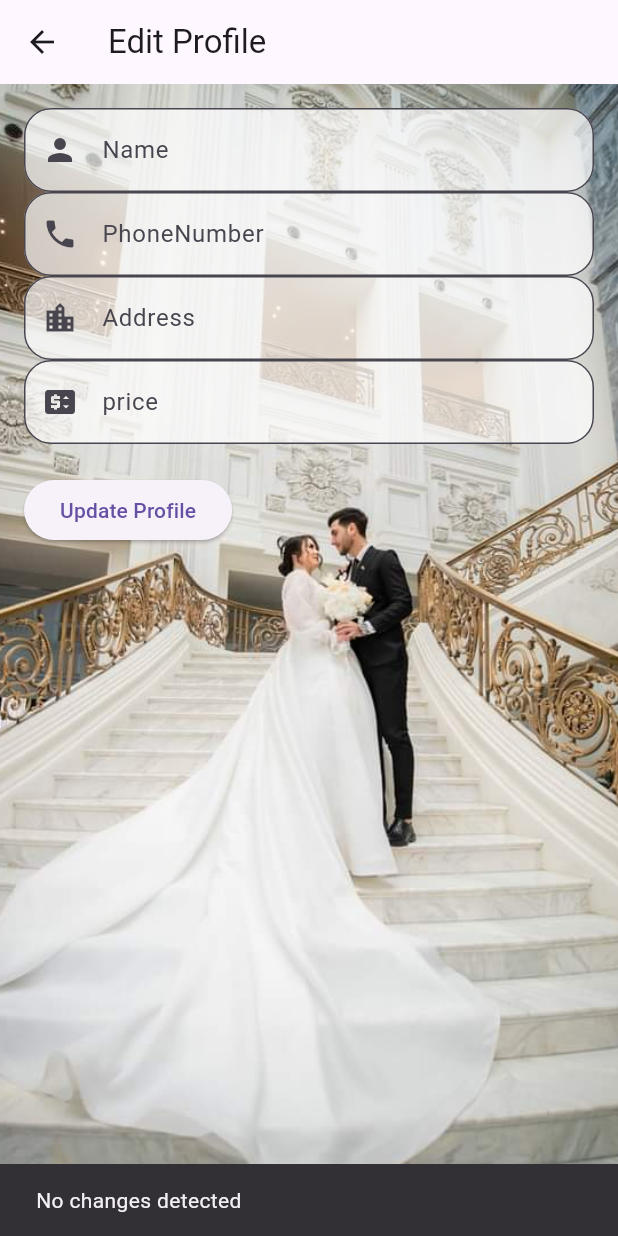
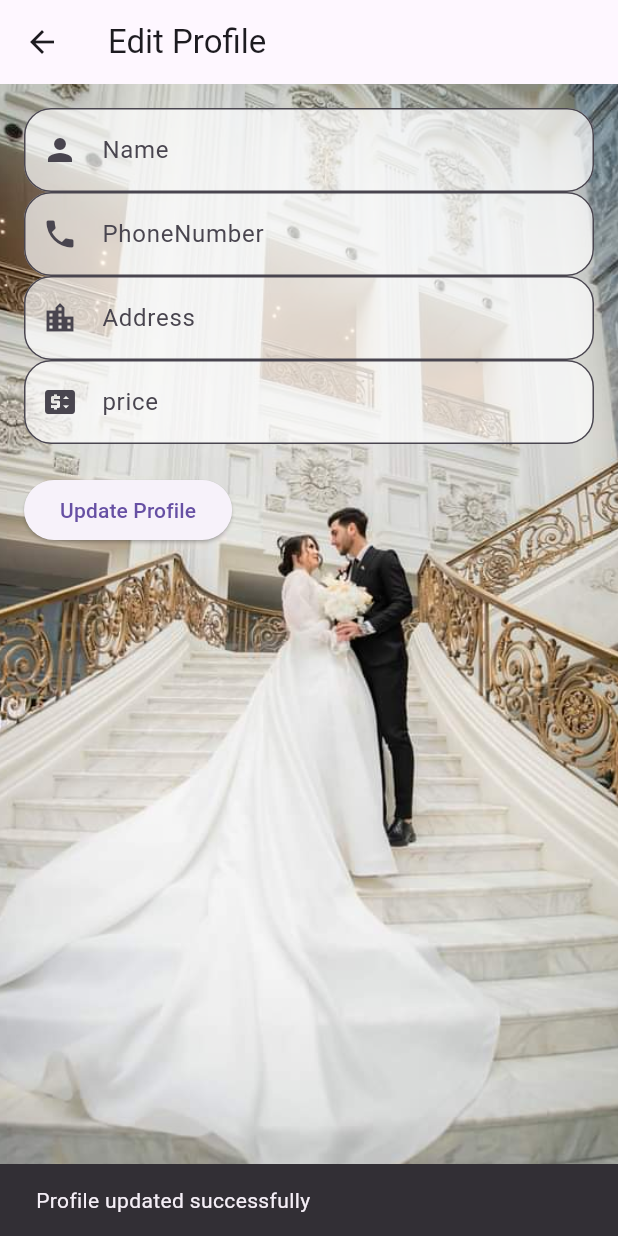
Before and after one commit to A7medabdelaty/Wedding-App, a Flutter app: the EditProfilePage screen opened directly with empty values, after a tap on "Update Profile", on a phone screen of 412 x 824 dp. Run offline on Flutter 3.47's test engine with Material 3 defaults, Android fonts, the phone set to English and light mode, and no system bars; our stand-ins replace awesome_dialog, cached_network_image, chewie, cloud_firestore, equatable, firebase_auth and 9 more; missing offline and left inert: firebase_app_check; accounts and stored records are empty.

Commit message:
fix update profile

```diff
--- a/lib/core/common/custom_text_feild.dart
+++ b/lib/core/common/custom_text_feild.dart
@@ -1,62 +1,63 @@
 import 'package:flutter/material.dart';
-class CustomTextFeild extends StatefulWidget {
-  const CustomTextFeild({super.key, required this.hint, required this.secure, required this.icon, required this.type, this.validator});
+
+class CustomTextField extends StatefulWidget {
+  CustomTextField({
+    super.key,
+    required this.hint,
+    required this.secure,
+    required this.icon,
+    required this.type,
+    this.validator,
+    this.controller,
+  });
+
   final String hint;
   final bool secure;
   final Icon icon;
   final TextInputType type;
   final String? Function(String?)? validator;
-
-
+  TextEditingController? controller;
 
   @override
-  State<CustomTextFeild> createState() => _CustomTextFeildState();
+  State<CustomTextField> createState() => _CustomTextFieldState();
 }
 
-class _CustomTextFeildState extends State<CustomTextFeild> {
-  late TextEditingController _controller;
+class _CustomTextFieldState extends State<CustomTextField> {
   late FocusNode _focusNode;
   bool _isEmpty = true;
-
 
   @override
   void initState() {
     // TODO: implement initState
     super.initState();
-    _controller = TextEditingController();
     _focusNode = FocusNode();
   }
+
   @override
   void dispose() {
     // TODO: implement dispose
-    _controller.dispose();
     _focusNode.dispose();
     super.dispose();
   }
+
   @override
   Widget build(BuildContext context) {
-
-    return  TextFormField(
-      controller: _controller,
+    return TextFormField(
+      controller: widget.controller,
       focusNode: _focusNode,
       decoration: InputDecoration(
-        errorStyle: const TextStyle(
-          color: Colors.white,
-          fontWeight: FontWeight.w500
-        ),
+          errorStyle:
+              const TextStyle(color: Colors.white, fontWeight: FontWeight.w500),
           hintText: widget.hint,
           border: OutlineInputBorder(
             borderRadius: BorderRadius.circular(18),
-
             borderSide: BorderSide(
               color: _isEmpty ? Colors.white : Colors.transparent,
             ),
-
           ),
           fillColor: Colors.white70,
           filled: true,
-        prefixIcon: widget.icon
-      ),
+          prefixIcon: widget.icon),
       keyboardType: widget.type,
       obscureText: widget.secure,
       validator: widget.validator,
--- a/lib/features/auth/presentation/login/presentation/views/forget_password_page.dart
+++ b/lib/features/auth/presentation/login/presentation/views/forget_password_page.dart
@@ -97,7 +97,7 @@ class _ForgetFormState extends State<ForgetForm> {
                 const SizedBox(height: 16,),
                  Padding(
                   padding: const EdgeInsets.symmetric(horizontal: 8.0),
-                  child: CustomTextFeild(hint: "enter Email", secure: false, icon: const Icon(Icons.email),
+                  child: CustomTextField(hint: "enter Email", secure: false, icon: const Icon(Icons.email),
                     type: TextInputType.emailAddress,
                     validator: (value){
                     if(value==null ||value.isEmpty){
--- a/lib/features/auth/presentation/login/presentation/views/widgets/form_input_login.dart
+++ b/lib/features/auth/presentation/login/presentation/views/widgets/form_input_login.dart
@@ -35,7 +35,7 @@ class _FormInputState extends State<FormInput> {
       child: Column(
         crossAxisAlignment: CrossAxisAlignment.stretch,
         children: [
-          CustomTextFeild(
+          CustomTextField(
             hint: "Email",
             secure: false,
             icon: const Icon(Icons.person),
@@ -54,7 +54,7 @@ class _FormInputState extends State<FormInput> {
             },
           ),
           const SizedBox(height: 10),
-          CustomTextFeild(
+          CustomTextField(
             hint: "Password",
             secure: true,
             icon: const Icon(Icons.password),
--- a/lib/features/home/manager/DataFetchCubit.dart
+++ b/lib/features/home/manager/DataFetchCubit.dart
@@ -1,4 +1,5 @@
 import 'package:cloud_firestore/cloud_firestore.dart';
+import 'package:flutter/material.dart';
 import 'package:flutter_bloc/flutter_bloc.dart';
 
 import '../../auth/data/profile.dart';
@@ -23,6 +24,40 @@ class DataFetchingCubit extends Cubit<Profile?> {
     }
   }
 
+  Future<void> updateProfile(Profile profile, String name, String phone,
+      String address, String price, BuildContext context) async {
+    try {
+      profile.name = name;
+      profile.phoneNumber = phone;
+      profile.address = address;
+      profile.price = price;
+
+      await FirebaseFirestore.instance
+          .collection('photographers')
+          .doc(profile.profileId)
+          .update(profile.toMap())
+          .then(
+        (value) {
+          fetchDataPhotographer(profile.profileId.toString());
+          ScaffoldMessenger.of(context).showSnackBar(
+            const SnackBar(
+              content: Text('Profile updated successfully'),
+              duration: Duration(seconds: 2),
+            ),
+          );
+        },
+      );
+    } catch (error) {
+      print(error);
+      ScaffoldMessenger.of(context).showSnackBar(
+        const SnackBar(
+          content: Text('Failed to update profile'),
+          duration: Duration(seconds: 2),
+        ),
+      );
+    }
+  }
+
   void fetchDataUser(String userId) async {
     try {
       DocumentSnapshot docSnapshot = await FirebaseFirestore.instance
--- a/lib/features/home/presentation/views/provider_home/edit_page.dart
+++ b/lib/features/home/presentation/views/provider_home/edit_page.dart
@@ -1,27 +1,26 @@
 import 'package:flutter/material.dart';
-import 'package:cloud_firestore/cloud_firestore.dart';
 import 'package:wedding/core/common/custom_text_feild.dart';
 import 'package:wedding/features/auth/data/profile.dart';
+import 'package:wedding/features/home/manager/DataFetchCubit.dart';
 
 class EditProfilePage extends StatefulWidget {
   final Profile profile;
+  final DataFetchingCubit cubit;
 
-  const EditProfilePage({Key? key, required this.profile}) : super(key: key);
+  const EditProfilePage(
+      {super.key, required this.profile, required this.cubit});
 
   @override
   _EditProfilePageState createState() => _EditProfilePageState();
 }
 
 class _EditProfilePageState extends State<EditProfilePage> {
-  TextEditingController _nameController = TextEditingController();
-  TextEditingController _phoneNumberController = TextEditingController();
-  TextEditingController _address = TextEditingController();
-  TextEditingController _price = TextEditingController();
+  final TextEditingController _nameController = TextEditingController();
+  final TextEditingController _phoneNumberController = TextEditingController();
+  final TextEditingController _address = TextEditingController();
+  final TextEditingController _price = TextEditingController();
 
-  String name = "",
-      phone = "",
-      address = "",
-      price = "";
+  String name = "", phone = "", address = "", price = "";
 
   @override
   void initState() {
@@ -43,7 +42,9 @@ class _EditProfilePageState extends State<EditProfilePage> {
         child: Column(
           crossAxisAlignment: CrossAxisAlignment.start,
           children: [
-            CustomTextFeild(hint: "Name",
+            CustomTextField(
+              controller: _nameController,
+              hint: "Name",
               secure: false,
               icon: const Icon(Icons.person),
               type: TextInputType.name,
@@ -53,7 +54,9 @@ class _EditProfilePageState extends State<EditProfilePage> {
               },
             ),
             const SizedBox(),
-            CustomTextFeild(hint: "PhoneNumber",
+            CustomTextField(
+              controller: _phoneNumberController,
+              hint: "PhoneNumber",
               secure: false,
               icon: const Icon(Icons.phone),
               type: TextInputType.phone,
@@ -63,7 +66,8 @@ class _EditProfilePageState extends State<EditProfilePage> {
               },
             ),
             const SizedBox(),
-            CustomTextFeild(
+            CustomTextField(
+              controller: _address,
               hint: "Address",
               secure: false,
               icon: const Icon(Icons.location_city),
@@ -74,7 +78,8 @@ class _EditProfilePageState extends State<EditProfilePage> {
               },
             ),
             const SizedBox(),
-            CustomTextFeild(
+            CustomTextField(
+              controller: _price,
               hint: "price",
               secure: false,
               icon: const Icon(Icons.price_change),
@@ -87,7 +92,14 @@ class _EditProfilePageState extends State<EditProfilePage> {
             const SizedBox(height: 20),
             ElevatedButton(
               onPressed: () {
-                _updateProfile();
+                widget.cubit.updateProfile(
+                  widget.profile,
+                  _nameController.text.trim(),
+                  _phoneNumberController.text.trim(),
+                  _address.text.trim(),
+                  _price.text.trim(),
+                  context,
+                );
               },
               child: const Text('Update Profile'),
             ),
@@ -97,54 +109,35 @@ class _EditProfilePageState extends State<EditProfilePage> {
     );
   }
 
-  Future<void> _updateProfile() async {
-    try {
-      String newName = _nameController.text.trim();
-      String newPhone = _phoneNumberController.text.trim();
-      String newAddress = _address.text.trim();
-      String newPrice = _price.text.trim();
-
-      // Update only if the field is not empty and its value is different from the current profile value
-      Map<String, dynamic> updateData = {};
-      if (newName.isNotEmpty && newName != widget.profile.name) {
-        updateData['name'] = newName;
-      }
-      if (newPhone.isNotEmpty && newPhone != widget.profile.phoneNumber) {
-        updateData['phoneNumber'] = newPhone;
-      }
-      if (newAddress.isNotEmpty && newAddress != widget.profile.address) {
-        updateData['address'] = newAddress;
-      }
-      if (newPrice.isNotEmpty && newPrice != widget.profile.price) {
-        updateData['price'] = newPrice;
-      }
-
-      // Perform the update if there's any change
-      if (updateData.isNotEmpty) {
-        await FirebaseFirestore.instance.collection('photographers').doc(
-            widget.profile.profileId).update(updateData);
-        ScaffoldMessenger.of(context).showSnackBar(
-          const SnackBar(
-            content: Text('Profile updated successfully'),
-            duration: Duration(seconds: 2),
-          ),
-        );
-      } else {
-        ScaffoldMessenger.of(context).showSnackBar(
-          const SnackBar(
-            content: Text('No changes detected'),
-            duration: Duration(seconds: 2),
-          ),
-        );
-      }
-    } catch (error) {
-      print(error);
-      ScaffoldMessenger.of(context).showSnackBar(
-        const SnackBar(
-          content: Text('Failed to update profile'),
-          duration: Duration(seconds: 2),
-        ),
-      );
-    }
-  }
+// Future<void> _updateProfile() async {
+//   try {
+//     widget.profile.name = _nameController.text.trim();
+//     widget.profile.phoneNumber = _phoneNumberController.text.trim();
+//     widget.profile.address = _address.text.trim();
+//     widget.profile.price = _price.text.trim();
+//
+//     await FirebaseFirestore.instance
+//         .collection('photographers')
+//         .doc(widget.profile.profileId)
+//         .update(widget.profile.toMap())
+//         .then(
+//       (value) {
+//         ScaffoldMessenger.of(context).showSnackBar(
+//           const SnackBar(
+//             content: Text('Profile updated successfully'),
+//             duration: Duration(seconds: 2),
+//           ),
+//         );
+//       },
+//     );
+//   } catch (error) {
+//     print(error);
+//     ScaffoldMessenger.of(context).showSnackBar(
+//       const SnackBar(
+//         content: Text('Failed to update profile'),
+//         duration: Duration(seconds: 2),
+//       ),
+//     );
+//   }
+// }
 }
--- a/lib/features/home/presentation/views/provider_home/provider_home_page.dart
+++ b/lib/features/home/presentation/views/provider_home/provider_home_page.dart
@@ -76,7 +76,8 @@ class _ProviderHomePageState extends State<ProviderHomePage> {
             icon: const Icon(Icons.edit),
             onPressed: () {
               Navigator.push(context, MaterialPageRoute(builder: (context){
-                return EditProfilePage(profile: profile!,);
+                DataFetchingCubit cubit = BlocProvider.of<DataFetchingCubit>(context);
+                return EditProfilePage(profile: profile!, cubit: cubit,);
               }));
             },
           ),
```
Also changed, not shown: lib/features/auth/presentation/signup/presentation/views/widgets/form_input_signup_photographer.dart (+5 -5 lines), lib/features/auth/presentation/signup/presentation/views/widgets/form_input_signup_photographer2.dart (+82 -69 lines), lib/features/auth/presentation/signup/presentation/views/widgets/form_input_signup_user.dart (+5 -5 lines). Lines whose indentation alone changed are shown as unchanged.
